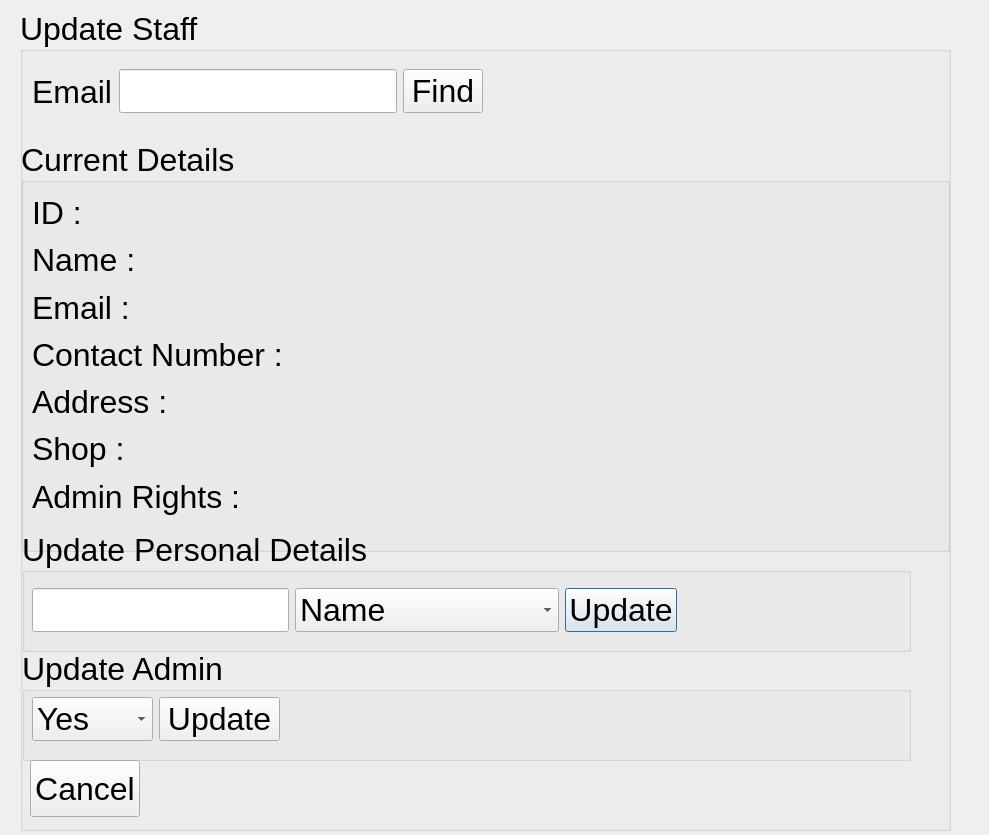
Slavyana-c/16-Cycles, file QtApplication/16Cycles/updatestaff.ui: the form before one commit.
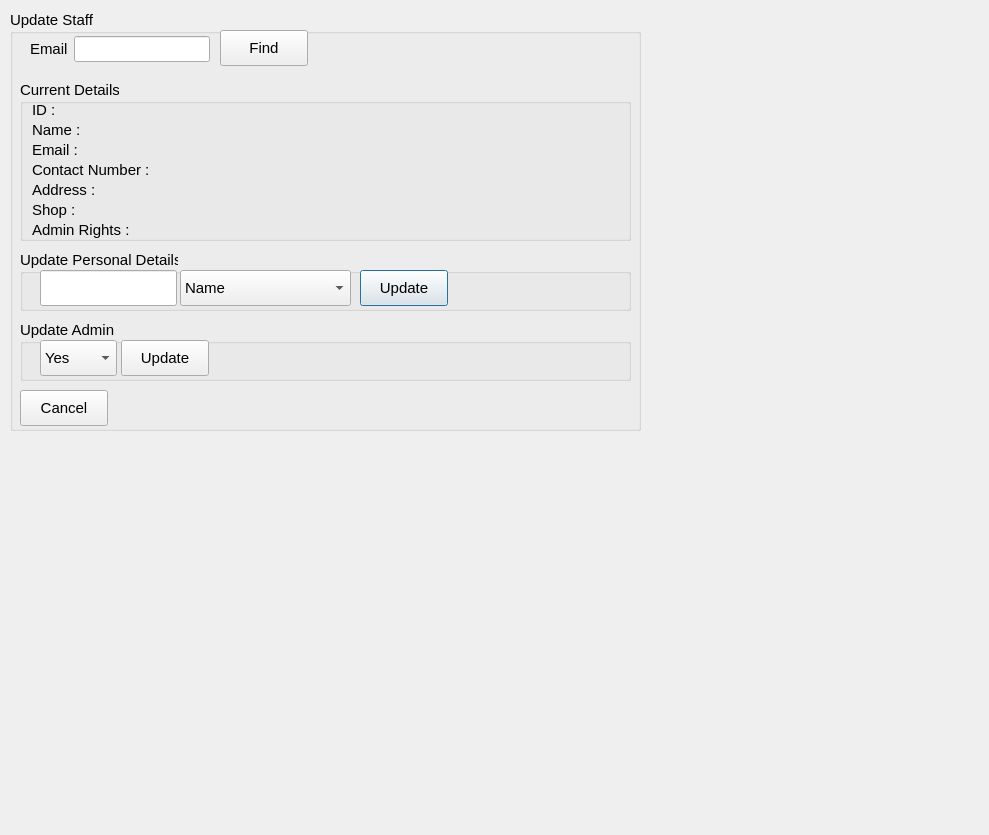
The form after the commit.

```diff
--- a/QtApplication/16Cycles/updatestaff.ui
+++ b/QtApplication/16Cycles/updatestaff.ui
@@ -16,15 +16,15 @@
   <widget class="QGroupBox" name="groupBox">
    <property name="geometry">
     <rect>
-     <x>20</x>
+     <x>10</x>
      <y>10</y>
-     <width>931</width>
-     <height>821</height>
+     <width>631</width>
+     <height>421</height>
     </rect>
    </property>
    <property name="font">
     <font>
-     <pointsize>24</pointsize>
+     <pointsize>11</pointsize>
     </font>
    </property>
    <property name="title">
@@ -33,104 +33,138 @@
    <widget class="QGroupBox" name="groupBox_2">
     <property name="geometry">
      <rect>
-      <x>1</x>
-      <y>131</y>
-      <width>929</width>
-      <height>411</height>
+      <x>10</x>
+      <y>70</y>
+      <width>611</width>
+      <height>161</height>
      </rect>
     </property>
     <property name="title">
      <string>Current Details</string>
     </property>
-    <widget class="QWidget" name="">
-     <property name="geometry">
-      <rect>
-       <x>11</x>
-       <y>51</y>
-       <width>881</width>
-       <height>325</height>
-      </rect>
-     </property>
-     <layout class="QVBoxLayout" name="verticalLayout">
-      <item>
-       <widget class="QLabel" name="currentIDLabel">
-        <property name="text">
-         <string>ID :</string>
-        </property>
-       </widget>
-      </item>
-      <item>
        <widget class="QLabel" name="currentNameLabel">
+     <property name="geometry">
+      <rect>
+       <x>12</x>
+       <y>40</y>
+       <width>601</width>
+       <height>20</height>
+      </rect>
+     </property>
         <property name="text">
          <string>Name : </string>
         </property>
        </widget>
-      </item>
-      <item>
        <widget class="QLabel" name="currentEmailLabel">
+     <property name="geometry">
+      <rect>
+       <x>12</x>
+       <y>60</y>
+       <width>601</width>
+       <height>20</height>
+      </rect>
+     </property>
         <property name="text">
          <string>Email :</string>
         </property>
        </widget>
-      </item>
-      <item>
        <widget class="QLabel" name="currentContactNumberLabel">
+     <property name="geometry">
+      <rect>
+       <x>12</x>
+       <y>80</y>
+       <width>601</width>
+       <height>20</height>
+      </rect>
+     </property>
         <property name="text">
          <string>Contact Number :</string>
         </property>
        </widget>
-      </item>
-      <item>
        <widget class="QLabel" name="currentAddressLabel">
+     <property name="geometry">
+      <rect>
+       <x>12</x>
+       <y>100</y>
+       <width>601</width>
+       <height>20</height>
+      </rect>
+     </property>
         <property name="text">
          <string>Address :</string>
         </property>
        </widget>
-      </item>
-      <item>
        <widget class="QLabel" name="currentShopLabel">
+     <property name="geometry">
+      <rect>
+       <x>12</x>
+       <y>120</y>
+       <width>601</width>
+       <height>20</height>
+      </rect>
+     </property>
         <property name="text">
          <string>Shop :</string>
         </property>
        </widget>
-      </item>
-      <item>
        <widget class="QLabel" name="currentAdminRightsLabel">
+     <property name="geometry">
+      <rect>
+       <x>12</x>
+       <y>140</y>
+       <width>601</width>
+       <height>20</height>
+      </rect>
+     </property>
         <property name="text">
          <string>Admin Rights : </string>
         </property>
        </widget>
-      </item>
-     </layout>
+    <widget class="QLabel" name="currentIDLabel">
+     <property name="geometry">
+      <rect>
+       <x>12</x>
+       <y>20</y>
+       <width>601</width>
+       <height>20</height>
+      </rect>
+     </property>
+     <property name="text">
+      <string>ID :</string>
+     </property>
     </widget>
    </widget>
    <widget class="QGroupBox" name="groupBox_3">
     <property name="geometry">
      <rect>
-      <x>2</x>
-      <y>521</y>
-      <width>889</width>
-      <height>121</height>
+      <x>10</x>
+      <y>240</y>
+      <width>611</width>
+      <height>61</height>
      </rect>
     </property>
     <property name="title">
      <string>Update Personal Details</string>
     </property>
-    <widget class="QWidget" name="">
+    <widget class="QLineEdit" name="updatePersonalDetailsLineEdit">
      <property name="geometry">
       <rect>
-       <x>10</x>
-       <y>50</y>
-       <width>645</width>
-       <height>59</height>
+       <x>20</x>
+       <y>20</y>
+       <width>137</width>
+       <height>36</height>
       </rect>
      </property>
-     <layout class="QHBoxLayout" name="horizontalLayout_2">
-      <item>
-       <widget class="QLineEdit" name="updatePersonalDetailsLineEdit"/>
-      </item>
-      <item>
+    </widget>
        <widget class="QComboBox" name="personalDetailsComboBox">
+     <property name="geometry">
+      <rect>
+       <x>160</x>
+       <y>20</y>
+       <width>171</width>
+       <height>36</height>
+      </rect>
+     </property>
         <item>
          <property name="text">
           <string>Name</string>
@@ -152,41 +186,41 @@
          </property>
         </item>
        </widget>
-      </item>
-      <item>
        <widget class="QPushButton" name="updatePersonalDetailsButton">
+     <property name="geometry">
+      <rect>
+       <x>340</x>
+       <y>20</y>
+       <width>88</width>
+       <height>36</height>
+      </rect>
+     </property>
         <property name="text">
          <string>Update</string>
         </property>
-       </widget>
-      </item>
-     </layout>
     </widget>
    </widget>
    <widget class="QGroupBox" name="groupBox_5">
     <property name="geometry">
      <rect>
-      <x>2</x>
-      <y>640</y>
-      <width>889</width>
-      <height>111</height>
+      <x>10</x>
+      <y>310</y>
+      <width>611</width>
+      <height>61</height>
      </rect>
     </property>
     <property name="title">
      <string>Update Admin</string>
     </property>
-    <widget class="QWidget" name="">
-     <property name="geometry">
-      <rect>
-       <x>10</x>
-       <y>40</y>
-       <width>248</width>
-       <height>59</height>
-      </rect>
-     </property>
-     <layout class="QHBoxLayout" name="horizontalLayout_3">
-      <item>
        <widget class="QComboBox" name="updateAdminComboBox">
+     <property name="geometry">
+      <rect>
+       <x>20</x>
+       <y>20</y>
+       <width>77</width>
+       <height>36</height>
+      </rect>
+     </property>
         <item>
          <property name="text">
           <string>Yes</string>
@@ -198,37 +232,53 @@
          </property>
         </item>
        </widget>
-      </item>
-      <item>
        <widget class="QPushButton" name="updateAdminButton">
+     <property name="geometry">
+      <rect>
+       <x>101</x>
+       <y>20</y>
+       <width>88</width>
+       <height>36</height>
+      </rect>
+     </property>
         <property name="text">
          <string>Update</string>
         </property>
-       </widget>
-      </item>
-     </layout>
     </widget>
    </widget>
    <widget class="QPushButton" name="cancelButton">
     <property name="geometry">
      <rect>
       <x>10</x>
-      <y>750</y>
-      <width>110</width>
-      <height>57</height>
+      <y>380</y>
+      <width>88</width>
+      <height>36</height>
      </rect>
     </property>
     <property name="text">
      <string>Cancel</string>
     </property>
    </widget>
+   <widget class="QPushButton" name="findButton">
+    <property name="geometry">
+     <rect>
+      <x>210</x>
+      <y>20</y>
+      <width>88</width>
+      <height>36</height>
+     </rect>
+    </property>
+    <property name="text">
+     <string>Find</string>
+    </property>
+   </widget>
    <widget class="QWidget" name="">
     <property name="geometry">
      <rect>
-      <x>12</x>
-      <y>52</y>
-      <width>451</width>
-      <height>59</height>
+      <x>20</x>
+      <y>20</y>
+      <width>180</width>
+      <height>38</height>
      </rect>
     </property>
     <layout class="QHBoxLayout" name="horizontalLayout">
@@ -242,13 +292,6 @@
      <item>
       <widget class="QLineEdit" name="emailLineEdit"/>
      </item>
-     <item>
-      <widget class="QPushButton" name="findButton">
-       <property name="text">
-        <string>Find</string>
-       </property>
-      </widget>
-     </item>
     </layout>
    </widget>
   </widget>
```
Lines whose indentation alone changed are shown as unchanged.
